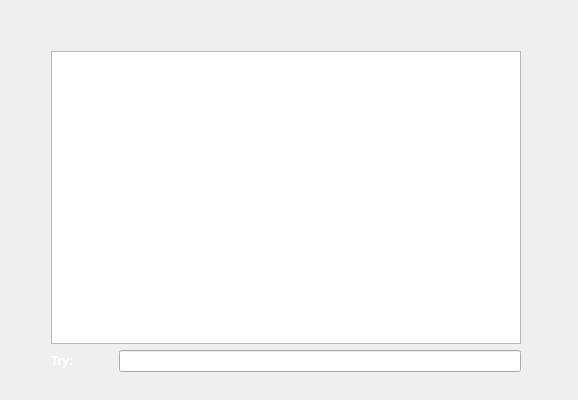
pars-linux/uludag, file kde4/kaptan4/src/gui/keyboardWidget.ui: the form before one commit.
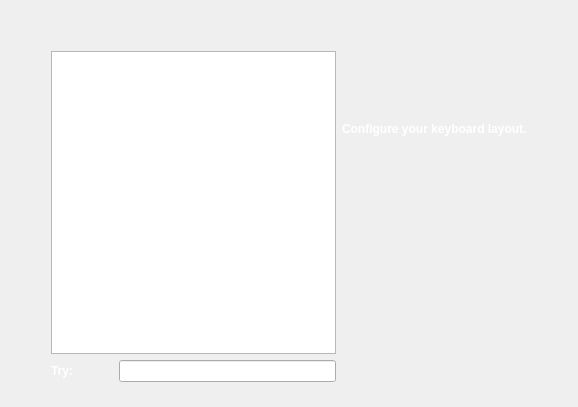
The form after the commit.

Patch:
```diff
--- a/kde4/kaptan4/src/gui/keyboardWidget.ui
+++ b/kde4/kaptan4/src/gui/keyboardWidget.ui
@@ -6,14 +6,14 @@
     <x>0</x>
     <y>0</y>
     <width>578</width>
-    <height>400</height>
+    <height>407</height>
    </rect>
   </property>
   <property name="windowTitle" >
    <string>Keyboard</string>
   </property>
-  <layout class="QGridLayout" name="gridLayout_2" >
-   <item row="0" column="1" colspan="2" >
+  <layout class="QGridLayout" name="gridLayout_3" >
+   <item row="0" column="2" >
     <spacer name="verticalSpacer" >
      <property name="orientation" >
       <enum>Qt::Vertical</enum>
@@ -29,10 +29,28 @@
      </property>
     </spacer>
    </item>
-   <item rowspan="2" row="1" column="1" >
-    <layout class="QGridLayout" name="gridLayout" >
+   <item row="1" column="0" >
+    <spacer name="horizontalSpacer" >
+     <property name="orientation" >
+      <enum>Qt::Horizontal</enum>
+     </property>
+     <property name="sizeType" >
+      <enum>QSizePolicy::Fixed</enum>
+     </property>
+     <property name="sizeHint" stdset="0" >
+      <size>
+       <width>40</width>
+       <height>20</height>
+      </size>
+     </property>
+    </spacer>
+   </item>
+   <item row="1" column="1" colspan="2" >
+    <layout class="QHBoxLayout" name="horizontalLayout_2" >
+     <item>
+      <layout class="QGridLayout" name="gridLayout_2" >
      <item row="0" column="0" >
-      <widget class="QListView" name="listViewKeyboards" />
+        <widget class="QListWidget" name="listWidgetKeyboard" />
      </item>
      <item row="1" column="0" >
       <layout class="QHBoxLayout" name="horizontalLayout" >
@@ -75,24 +93,53 @@
      </item>
     </layout>
    </item>
-   <item row="1" column="2" >
-    <spacer name="horizontalSpacer_2" >
+     <item>
+      <layout class="QGridLayout" name="gridLayout" >
+       <item row="0" column="0" >
+        <widget class="QLabel" name="label_2" >
+         <property name="font" >
+          <font>
+           <weight>75</weight>
+           <bold>true</bold>
+          </font>
+         </property>
+         <property name="styleSheet" >
+          <string notr="true" >color: white</string>
+         </property>
+         <property name="text" >
+          <string>Configure your keyboard layout.</string>
+         </property>
+        </widget>
+       </item>
+       <item row="1" column="0" >
+        <spacer name="verticalSpacer_3" >
      <property name="orientation" >
-      <enum>Qt::Horizontal</enum>
+          <enum>Qt::Vertical</enum>
      </property>
      <property name="sizeType" >
       <enum>QSizePolicy::Fixed</enum>
      </property>
      <property name="sizeHint" stdset="0" >
       <size>
-       <width>40</width>
-       <height>20</height>
+           <width>58</width>
+           <height>14</height>
       </size>
      </property>
     </spacer>
    </item>
    <item row="2" column="0" >
-    <spacer name="horizontalSpacer" >
+        <widget class="QLabel" name="picKeyboard" >
+         <property name="text" >
+          <string/>
+         </property>
+        </widget>
+       </item>
+      </layout>
+     </item>
+    </layout>
+   </item>
+   <item row="1" column="3" >
+    <spacer name="horizontalSpacer_2" >
      <property name="orientation" >
       <enum>Qt::Horizontal</enum>
      </property>
@@ -107,7 +154,7 @@
      </property>
     </spacer>
    </item>
-   <item row="3" column="1" >
+   <item row="2" column="1" >
     <spacer name="verticalSpacer_2" >
      <property name="orientation" >
       <enum>Qt::Vertical</enum>
@@ -117,8 +164,8 @@
      </property>
      <property name="sizeHint" stdset="0" >
       <size>
-       <width>20</width>
-       <height>17</height>
+       <width>58</width>
+       <height>14</height>
       </size>
      </property>
     </spacer>
```
Lines whose indentation alone changed are shown as unchanged.
